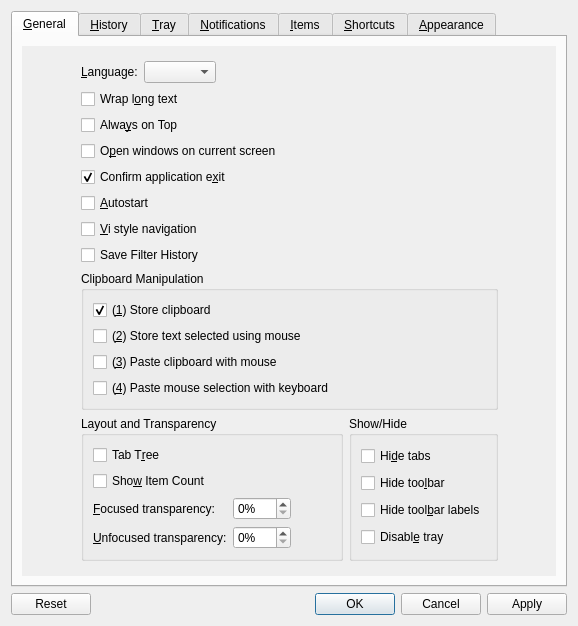
hluk/CopyQ, file src/ui/configurationmanager.ui: the form before one commit.
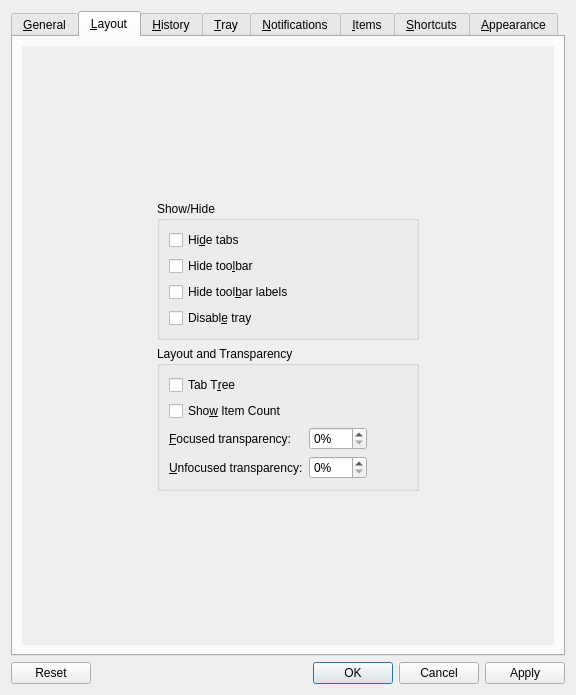
The form after the commit. The open tabs and pages were chosen to show the change. Custom widgets are drawn as their Qt base class.

Commit message: Create layout configuration tab (no new options)

```diff
--- a/src/ui/configurationmanager.ui
+++ b/src/ui/configurationmanager.ui
@@ -6,8 +6,8 @@
    <rect>
     <x>0</x>
     <y>0</y>
-    <width>578</width>
-    <height>626</height>
+    <width>576</width>
+    <height>695</height>
    </rect>
   </property>
   <property name="minimumSize">
@@ -46,8 +46,8 @@
            <rect>
             <x>0</x>
             <y>0</y>
-            <width>526</width>
-            <height>555</height>
+            <width>536</width>
+            <height>595</height>
            </rect>
           </property>
           <layout class="QHBoxLayout" name="horizontalLayout_15">
@@ -244,7 +244,138 @@
               </widget>
              </item>
              <item>
-              <layout class="QHBoxLayout" name="horizontalLayout_3">
+              <spacer name="verticalSpacer">
+               <property name="orientation">
+                <enum>Qt::Vertical</enum>
+               </property>
+               <property name="sizeHint" stdset="0">
+                <size>
+                 <width>20</width>
+                 <height>40</height>
+                </size>
+               </property>
+              </spacer>
+             </item>
+            </layout>
+           </item>
+           <item>
+            <spacer name="horizontalSpacer_12">
+             <property name="orientation">
+              <enum>Qt::Horizontal</enum>
+             </property>
+             <property name="sizeHint" stdset="0">
+              <size>
+               <width>40</width>
+               <height>20</height>
+              </size>
+             </property>
+            </spacer>
+           </item>
+          </layout>
+         </widget>
+        </widget>
+       </item>
+      </layout>
+     </widget>
+     <widget class="QWidget" name="tabLayout">
+      <attribute name="title">
+       <string>&amp;Layout</string>
+      </attribute>
+      <layout class="QVBoxLayout" name="verticalLayout_9">
+       <item>
+        <widget class="QScrollArea" name="scrollArea_5">
+         <property name="frameShape">
+          <enum>QFrame::NoFrame</enum>
+         </property>
+         <property name="widgetResizable">
+          <bool>true</bool>
+         </property>
+         <widget class="QWidget" name="scrollAreaWidgetContents_6">
+          <property name="geometry">
+           <rect>
+            <x>0</x>
+            <y>0</y>
+            <width>536</width>
+            <height>595</height>
+           </rect>
+          </property>
+          <layout class="QHBoxLayout" name="horizontalLayout_23">
+           <item>
+            <spacer name="horizontalSpacer_26">
+             <property name="orientation">
+              <enum>Qt::Horizontal</enum>
+             </property>
+             <property name="sizeHint" stdset="0">
+              <size>
+               <width>40</width>
+               <height>20</height>
+              </size>
+             </property>
+            </spacer>
+           </item>
+           <item>
+            <layout class="QVBoxLayout" name="verticalLayout_13">
+             <item>
+              <spacer name="verticalSpacer_11">
+               <property name="orientation">
+                <enum>Qt::Vertical</enum>
+               </property>
+               <property name="sizeHint" stdset="0">
+                <size>
+                 <width>20</width>
+                 <height>40</height>
+                </size>
+               </property>
+              </spacer>
+             </item>
+             <item>
+              <layout class="QVBoxLayout" name="verticalLayout_16">
+               <item>
+                <widget class="QGroupBox" name="groupBox_9">
+                 <property name="title">
+                  <string>Show/Hide</string>
+                 </property>
+                 <layout class="QVBoxLayout" name="verticalLayout_6">
+                  <item>
+                   <widget class="QCheckBox" name="checkBoxHideTabs">
+                    <property name="toolTip">
+                     <string>Hide tabs (press Alt key to show)</string>
+                    </property>
+                    <property name="text">
+                     <string>Hi&amp;de tabs</string>
+                    </property>
+                   </widget>
+                  </item>
+                  <item>
+                   <widget class="QCheckBox" name="checkBoxHideToolbar">
+                    <property name="toolTip">
+                     <string>Hide toolbar</string>
+                    </property>
+                    <property name="text">
+                     <string>Hide too&amp;lbar</string>
+                    </property>
+                   </widget>
+                  </item>
+                  <item>
+                   <widget class="QCheckBox" name="checkBoxHideToolbarLabels">
+                    <property name="text">
+                     <string>Hide tool&amp;bar labels</string>
+                    </property>
+                   </widget>
+                  </item>
+                  <item>
+                   <widget class="QCheckBox" name="checkBoxDisableTray">
+                    <property name="toolTip">
+                     <string>Don't show tray icon; minimize window when closed</string>
+                    </property>
+                    <property name="text">
+                     <string>Disabl&amp;e tray</string>
+                    </property>
+                   </widget>
+                  </item>
+                 </layout>
+                </widget>
+               </item>
                <item>
                 <widget class="QGroupBox" name="groupBox_6">
                  <property name="title">
@@ -361,56 +492,10 @@
                  </layout>
                 </widget>
                </item>
-               <item>
-                <widget class="QGroupBox" name="groupBox_4">
-                 <property name="title">
-                  <string>Show/Hide</string>
-                 </property>
-                 <layout class="QVBoxLayout" name="verticalLayout_5">
-                  <item>
-                   <widget class="QCheckBox" name="checkBoxHideTabs">
-                    <property name="toolTip">
-                     <string>Hide tabs (press Alt key to show)</string>
-                    </property>
-                    <property name="text">
-                     <string>Hi&amp;de tabs</string>
-                    </property>
-                   </widget>
-                  </item>
-                  <item>
-                   <widget class="QCheckBox" name="checkBoxHideToolbar">
-                    <property name="toolTip">
-                     <string>Hide toolbar</string>
-                    </property>
-                    <property name="text">
-                     <string>Hide too&amp;lbar</string>
-                    </property>
-                   </widget>
-                  </item>
-                  <item>
-                   <widget class="QCheckBox" name="checkBoxHideToolbarLabels">
-                    <property name="text">
-                     <string>Hide tool&amp;bar labels</string>
-                    </property>
-                   </widget>
-                  </item>
-                  <item>
-                   <widget class="QCheckBox" name="checkBoxDisableTray">
-                    <property name="toolTip">
-                     <string>Don't show tray icon; minimize window when closed</string>
-                    </property>
-                    <property name="text">
-                     <string>Disabl&amp;e tray</string>
-                    </property>
-                   </widget>
-                  </item>
-                 </layout>
-                </widget>
-               </item>
               </layout>
              </item>
              <item>
-              <spacer name="verticalSpacer">
+              <spacer name="verticalSpacer_12">
                <property name="orientation">
                 <enum>Qt::Vertical</enum>
                </property>
@@ -425,7 +510,7 @@
             </layout>
            </item>
            <item>
-            <spacer name="horizontalSpacer_12">
+            <spacer name="horizontalSpacer_30">
              <property name="orientation">
               <enum>Qt::Horizontal</enum>
              </property>
```
Left out of the diff: 23 changed lines with no effect on the pictures. The commit also changes 2 other files.
